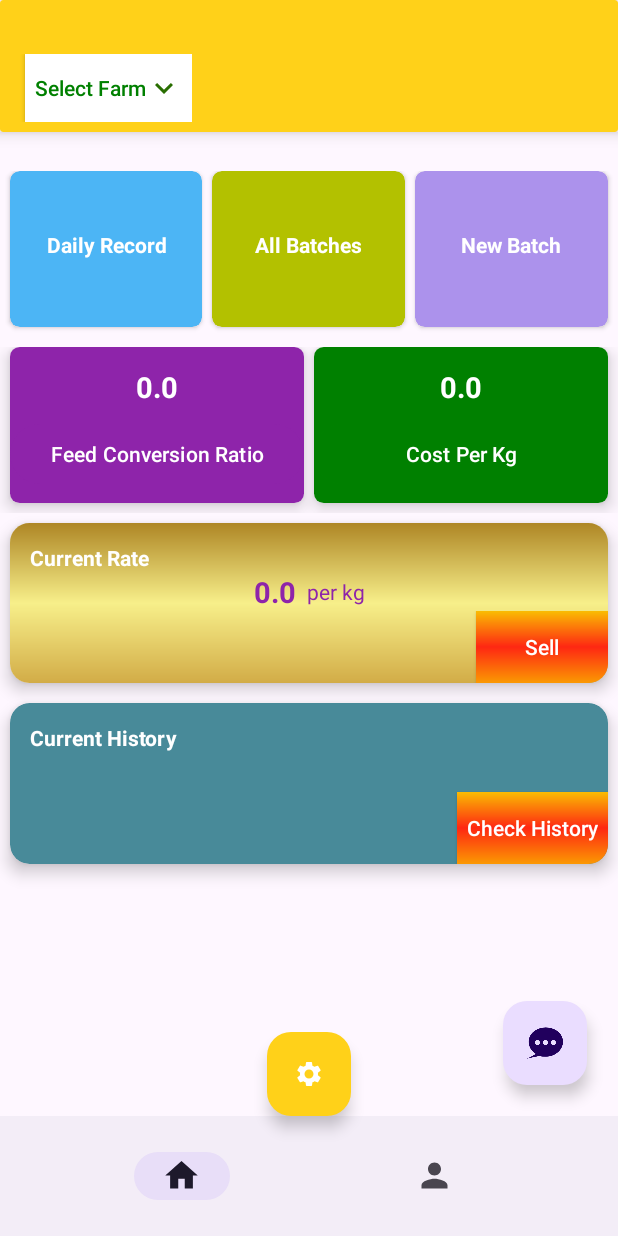
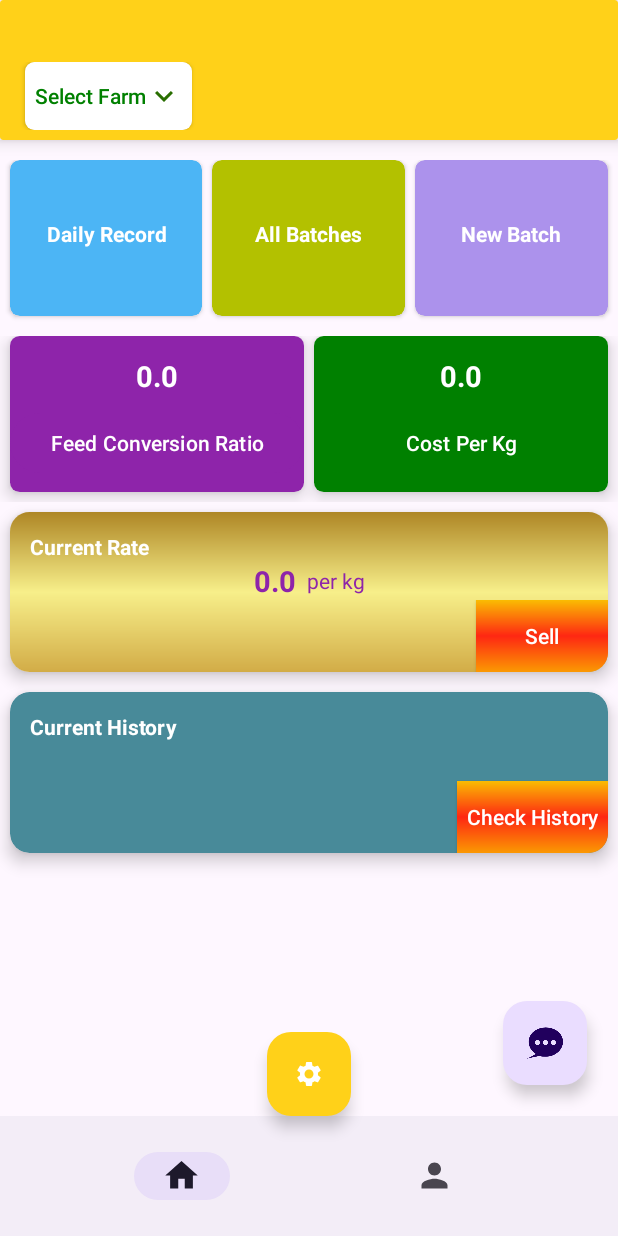
Before and after one commit to DevDreamer123/Gallus, an Android app: the HomeFragment screen opened directly, with no data from a screen before it, on a phone screen of 412 x 824 dp. Run offline under Robolectric (Android 15) with nearby library versions, the phone set to English and light mode, and no system bars; our stand-ins replace sdp/ssp sizes; 2 statements that could not run were skipped.

Commit message:
updte fragment and setting

```diff
--- a/app/src/main/res/layout/fragment_home.xml
+++ b/app/src/main/res/layout/fragment_home.xml
@@ -32,6 +32,7 @@
                 android:layout_height="wrap_content"
                 android:layout_gravity="bottom"
                 android:text="@string/user"
+                 android:padding="@dimen/_2ssp"
                 android:textColor="@color/black"
                 android:layout_marginLeft="@dimen/_10sdp"
                 android:layout_marginTop="@dimen/_5sdp"
@@ -40,8 +41,10 @@
                 android:layout_width="match_parent"
                 android:layout_height="wrap_content">
 
-                <LinearLayout
+                <androidx.cardview.widget.CardView
                     android:layout_width="wrap_content"
+                    android:layout_marginLeft="10dp"
+                    app:cardCornerRadius="@dimen/_5sdp"
                     android:layout_height="wrap_content"
                     android:gravity="center">
                 <androidx.appcompat.widget.AppCompatButton
@@ -53,10 +56,9 @@
                     android:textAllCaps="false"
                     android:background="@color/white"
                     android:visibility="visible"
-                    android:layout_marginLeft="10dp"
                     android:text="Select Farm"
                     android:drawableRight="@drawable/baseline_keyboard_arrow_down_24_green" />
-                </LinearLayout>
+                </androidx.cardview.widget.CardView>
                 </LinearLayout>
             <LinearLayout
                 android:layout_width="0dp"
@@ -75,7 +77,7 @@
             <LinearLayout
                 android:layout_width="match_parent"
                 android:weightSum="3"
-                android:layout_marginTop="@dimen/_20sdp"
+                android:layout_marginTop="@dimen/_10sdp"
                 android:orientation="horizontal"
                 android:layout_height="wrap_content">
                 <androidx.cardview.widget.CardView
--- a/settings.gradle
+++ b/settings.gradle
@@ -8,7 +8,7 @@ pluginManagement {
             }
         }
         mavenCentral()
-        gradlePluginPortal()
+
     }
 }
 dependencyResolutionManagement {
```
